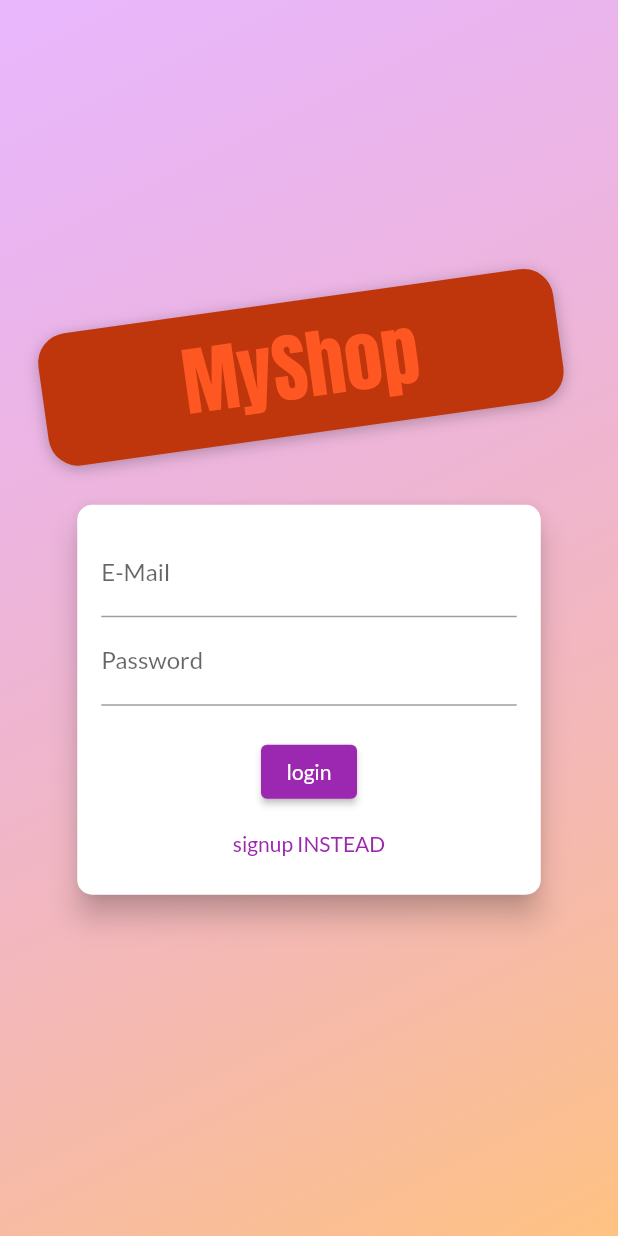
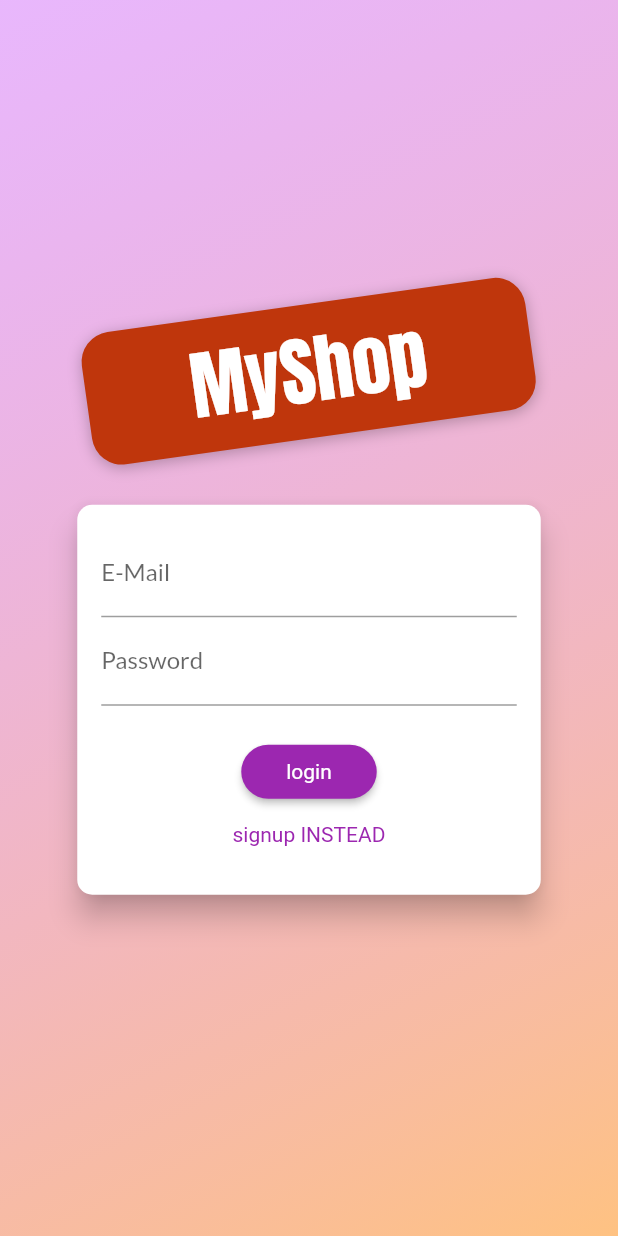
Before and after one commit to waaalidou/shop-app, a Flutter app: the AuthScreen screen opened directly, on a phone screen of 412 x 824 dp. Run offline on Flutter 3.47's test engine with Material 2 defaults, Android fonts, the phone set to English and light mode, and no system bars.

Commit message:
Styles modifications

```diff
--- a/lib/main.dart
+++ b/lib/main.dart
@@ -4,10 +4,11 @@ import 'package:shop_app/providers/cart.dart';
 import 'package:shop_app/providers/order.dart';
 import 'package:shop_app/providers/products_provider.dart';
 import 'package:shop_app/screens/add_product_screen.dart';
+import 'package:shop_app/screens/auth_screen.dart';
 import 'package:shop_app/screens/cart_screen.dart';
 import 'package:shop_app/screens/orders_screen.dart';
 import 'package:shop_app/screens/product_detail_screen.dart';
-import 'package:shop_app/screens/products_overview_screen.dart';
+// import 'package:shop_app/screens/products_overview_screen.dart';
 import 'package:shop_app/screens/user_product_screen.dart';
 
 void main() => runApp(const MyApp());
@@ -38,11 +39,11 @@ class MyApp extends StatelessWidget {
               ),
           fontFamily: 'Lato',
         ),
-        home: const ProductsOverviewScreen(),
+        home: const AuthScreen(),
         routes: {
           ProductDetailsScreen.routeName: (context) =>
               const ProductDetailsScreen(),
-          CartScreen.routeName: (context) =>  CartScreen(),
+          CartScreen.routeName: (context) =>  const CartScreen(),
           OrdersScreen.screenRoutName: (context) => const OrdersScreen(),
           UserProductScreen.routeName : (context) => const UserProductScreen(),
           EditProductScreen.routeName : (context) => const EditProductScreen()
--- /dev/null
+++ b/lib/providers/auth.dart
@@ -0,0 +1,11 @@
+import 'package:flutter/material.dart';
+
+class Authentication with ChangeNotifier{
+  late String _token;
+  late DateTime _expireDate;
+  late String _userId;
+
+  Future<void> signUp(String email, String password) async{
+
+  }
+}
--- a/lib/screens/auth_screen.dart
+++ b/lib/screens/auth_screen.dart
@@ -42,26 +42,26 @@ class AuthScreen extends StatelessWidget {
                   Flexible(
                     child: Container(
                       margin: const EdgeInsets.only(bottom: 20.0),
-                      padding:
-                          const EdgeInsets.symmetric(vertical: 8.0, horizontal: 94.0),
+                      padding: const EdgeInsets.symmetric(
+                          vertical: 8.0, horizontal: 70.0),
                       transform: Matrix4.rotationZ(-8 * pi / 180)
-                        ..translate(-10.0),
+                        ..translate(-5.0),
                       // ..translate(-10.0),
                       decoration: BoxDecoration(
                         borderRadius: BorderRadius.circular(20),
                         color: Colors.deepOrange.shade900,
                         boxShadow: const [
-                           BoxShadow(
+                          BoxShadow(
                             blurRadius: 8,
                             color: Colors.black26,
                             offset: Offset(0, 2),
                           )
                         ],
                       ),
-                      child: Text(
+                      child: const Text(
                         'MyShop',
                         style: TextStyle(
-                          color: Theme.of(context).colorScheme.secondary,
+                          color: Colors.white,
                           fontSize: 50,
                           fontFamily: 'Anton',
                           fontWeight: FontWeight.normal,
@@ -85,7 +85,6 @@ class AuthScreen extends StatelessWidget {
 
 class AuthCard extends StatefulWidget {
   const AuthCard({super.key});
-
 
   @override
   AuthCardState createState() => AuthCardState();
@@ -181,7 +180,8 @@ class AuthCardState extends State<AuthCard> {
                 if (_authMode == AuthMode.signup)
                   TextFormField(
                     enabled: _authMode == AuthMode.signup,
-                    decoration: const InputDecoration(labelText: 'Confirm Password'),
+                    decoration:
+                        const InputDecoration(labelText: 'Confirm Password'),
                     obscureText: true,
                     validator: _authMode == AuthMode.signup
                         ? (value) {
@@ -200,23 +200,41 @@ class AuthCardState extends State<AuthCard> {
                 else
                   ElevatedButton(
                     onPressed: _submit,
+                    style: ButtonStyle(
+                      padding: MaterialStateProperty.all(
+                        const EdgeInsets.symmetric(vertical: 8, horizontal: 30),
+                      ),
+                      shape: MaterialStateProperty.all(
+                        RoundedRectangleBorder(
+                          borderRadius: BorderRadius.circular(30),
+                        ),
+                      ),
+                      textStyle: MaterialStateProperty.all(
+                        TextStyle(
+                            color: Theme.of(context)
+                                .primaryTextTheme
+                                .bodySmall!
+                                .color),
+                      ),
+                    ),
                     child:
                         Text(_authMode == AuthMode.login ? 'login' : 'SIGN UP'),
-                    // shape: RoundedRectangleBorder(
-                    //   borderRadius: BorderRadius.circular(30),
-                    // ),
-                    // padding:
-                    //     EdgeInsets.symmetric(horizontal: 30.0, vertical: 8.0),
-                    // color: Theme.of(context).primaryColor,
-                    // textColor: Theme.of(context).primaryTextTheme.button.color,
                   ),
                 TextButton(
                   onPressed: _switchAuthMode,
+                  style: ButtonStyle(
+                    padding: MaterialStateProperty.all(
+                      const EdgeInsets.symmetric(vertical: 8, horizontal: 30),
+                    ),
+                    tapTargetSize: MaterialTapTargetSize.shrinkWrap,
+                    textStyle: MaterialStateProperty.all(
+                      TextStyle(
+                        color: Theme.of(context).primaryColor,
+                      ),
+                    ),
+                  ),
                   child: Text(
                       '${_authMode == AuthMode.login ? 'signup' : 'login'} INSTEAD'),
-                  // padding: EdgeInsets.symmetric(horizontal: 30.0, vertical: 4),
-                  // materialTapTargetSize: MaterialTapTargetSize.shrinkWrap,
-                  // textColor: Theme.of(context).primaryColor,
                 ),
               ],
             ),
--- a/lib/widgets/order_item.dart
+++ b/lib/widgets/order_item.dart
@@ -25,7 +25,7 @@ class _OrderItemWidgetState extends State<OrderItemWidget> {
           ListTile(
             title: Text('\$${widget.order.amount}'),
             subtitle: Text(
-              DateFormat('dd-MM-yyyy hh:mm').format(widget.order.dateTime as DateTime),
+              DateFormat('dd-MM-yyyy hh:mm').format(widget.order.dateTime),
             ),
             trailing: IconButton(
               icon: Icon(_isExpanded ? Icons.expand_less : Icons.expand_more),
```
